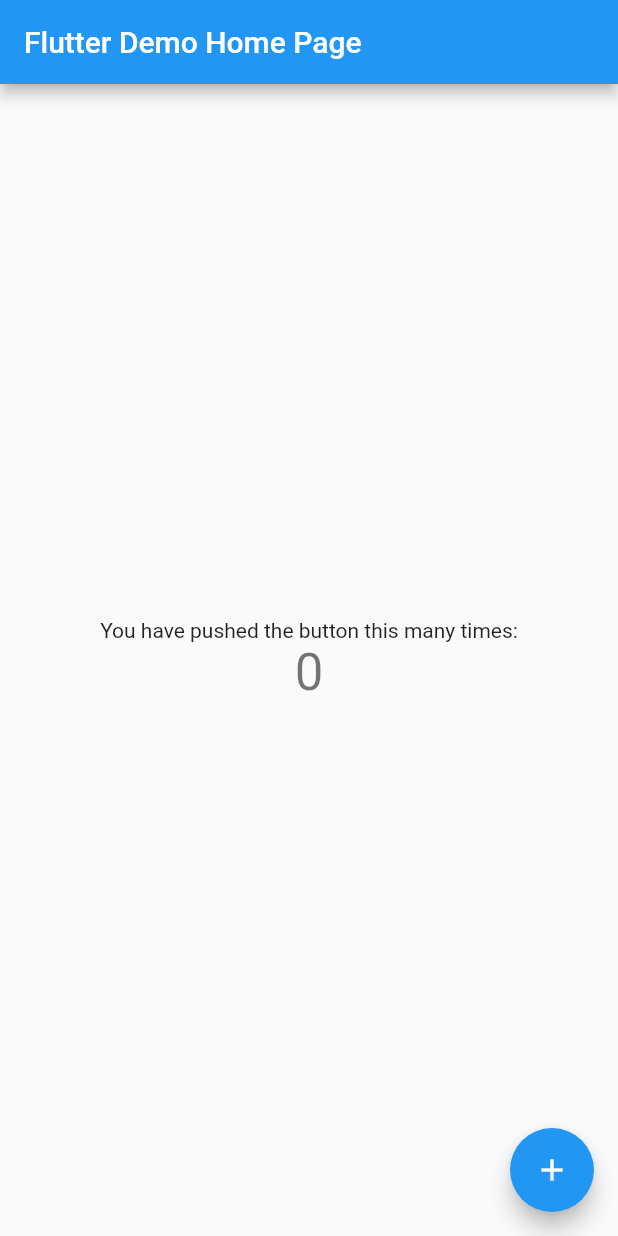
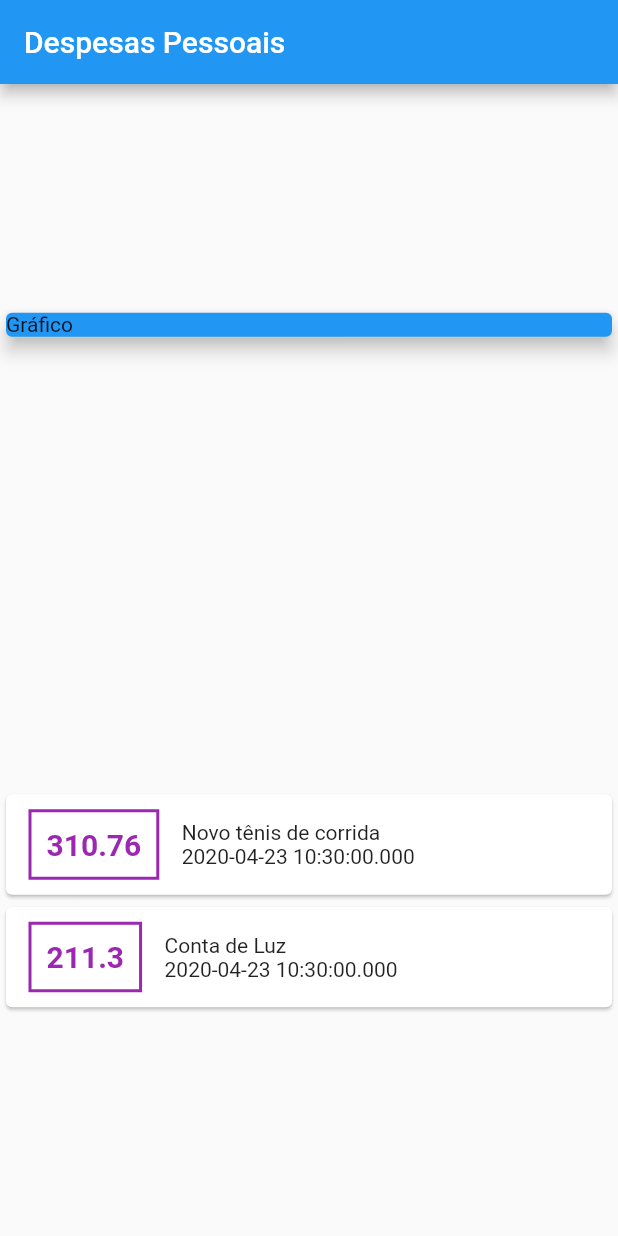
Before and after one commit to dpmart/Expenses, a Flutter app: the screen it shows after launch, on a phone screen of 412 x 824 dp. Run offline on Flutter 3.47's test engine with Material 2 defaults, Android fonts, the phone set to English and light mode, and no system bars.

Commit message:
Até agora, tudo certinho.

```diff
--- a/lib/main.dart
+++ b/lib/main.dart
@@ -1,111 +1,80 @@
 import 'package:flutter/material.dart';
+import 'models/transaction.dart';
 
-void main() => runApp(MyApp());
+main() => runApp(ExpensesApp());
 
-class MyApp extends StatelessWidget {
-  // This widget is the root of your application.
+class ExpensesApp extends StatelessWidget {
   @override
   Widget build(BuildContext context) {
-    return MaterialApp(
-      title: 'Flutter Demo',
-      theme: ThemeData(
-        // This is the theme of your application.
-        //
-        // Try running your application with "flutter run". You'll see the
-        // application has a blue toolbar. Then, without quitting the app, try
-        // changing the primarySwatch below to Colors.green and then invoke
-        // "hot reload" (press "r" in the console where you ran "flutter run",
-        // or simply save your changes to "hot reload" in a Flutter IDE).
-        // Notice that the counter didn't reset back to zero; the application
-        // is not restarted.
-        primarySwatch: Colors.blue,
+    return MaterialApp(home: MyHomePage());
+  }
+}
+
+class MyHomePage extends StatelessWidget {
+  final _transactions = [
+    Transaction(
+        id: 't1',
+        title: 'Novo tênis de corrida',
+        value: 310.76,
+        date: DateTime.now()),
+    Transaction(
+        id: 't2', title: 'Conta de Luz', value: 211.30, date: DateTime.now()),
+  ];
+
+  @override
+  Widget build(BuildContext context) {
+    return Scaffold(
+      appBar: AppBar(
+        title: Text('Despesas Pessoais'),
       ),
-      home: MyHomePage(title: 'Flutter Demo Home Page'),
+      body: Column(
+        mainAxisAlignment: MainAxisAlignment.spaceAround,
+        crossAxisAlignment: CrossAxisAlignment.stretch,
+        children: <Widget>[
+          Container(
+            width: double.infinity,
+            child: Card(
+              color: Colors.blue,
+              child: Text('Gráfico'),
+              elevation: 5,
+            ),
+          ),
+          Column(
+              children: _transactions.map((tr) {
+            return Card(
+              child: Row(
+                children: <Widget>[
+                  Container(
+                    margin: EdgeInsets.symmetric(horizontal: 15, vertical: 10),
+                    decoration: BoxDecoration(
+                        border: Border.all(
+                      color: Colors.purple,
+                      width: 2,
+                    )),
+                    padding: EdgeInsets.all(10),
+                    child: Text(
+                      tr.value.toString(),
+                      style: TextStyle(
+                        fontWeight: FontWeight.bold,
+                        fontSize: 20,
+                        color: Colors.purple,
+                      ),
+                    ),
+                  ),
+                  Column(
+                    mainAxisAlignment: MainAxisAlignment.start,
+                    crossAxisAlignment: CrossAxisAlignment.start,
+                    children: <Widget>[
+                      Text(tr.title),
+                      Text(tr.date.toString()),
+                    ],
+                  )
+                ],
+              ),
+            );
+          }).toList()),
+        ],
+      ),
     );
   }
 }
-
-class MyHomePage extends StatefulWidget {
-  MyHomePage({Key key, this.title}) : super(key: key);
-
-  // This widget is the home page of your application. It is stateful, meaning
-  // that it has a State object (defined below) that contains fields that affect
-  // how it looks.
-
-  // This class is the configuration for the state. It holds the values (in this
-  // case the title) provided by the parent (in this case the App widget) and
-  // used by the build method of the State. Fields in a Widget subclass are
-  // always marked "final".
-
-  final String title;
-
-  @override
-  _MyHomePageState createState() => _MyHomePageState();
-}
-
-class _MyHomePageState extends State<MyHomePage> {
-  int _counter = 0;
-
-  void _incrementCounter() {
-    setState(() {
-      // This call to setState tells the Flutter framework that something has
-      // changed in this State, which causes it to rerun the build method below
-      // so that the display can reflect the updated values. If we changed
-      // _counter without calling setState(), then the build method would not be
-      // called again, and so nothing would appear to happen.
-      _counter++;
-    });
-  }
-
-  @override
-  Widget build(BuildContext context) {
-    // This method is rerun every time setState is called, for instance as done
-    // by the _incrementCounter method above.
-    //
-    // The Flutter framework has been optimized to make rerunning build methods
-    // fast, so that you can just rebuild anything that needs updating rather
-    // than having to individually change instances of widgets.
-    return Scaffold(
-      appBar: AppBar(
-        // Here we take the value from the MyHomePage object that was created by
-        // the App.build method, and use it to set our appbar title.
-        title: Text(widget.title),
-      ),
-      body: Center(
-        // Center is a layout widget. It takes a single child and positions it
-        // in the middle of the parent.
-        child: Column(
-          // Column is also a layout widget. It takes a list of children and
-          // arranges them vertically. By default, it sizes itself to fit its
-          // children horizontally, and tries to be as tall as its parent.
-          //
-          // Invoke "debug painting" (press "p" in the console, choose the
-          // "Toggle Debug Paint" action from the Flutter Inspector in Android
-          // Studio, or the "Toggle Debug Paint" command in Visual Studio Code)
-          // to see the wireframe for each widget.
-          //
-          // Column has various properties to control how it sizes itself and
-          // how it positions its children. Here we use mainAxisAlignment to
-          // center the children vertically; the main axis here is the vertical
-          // axis because Columns are vertical (the cross axis would be
-          // horizontal).
-          mainAxisAlignment: MainAxisAlignment.center,
-          children: <Widget>[
-            Text(
-              'You have pushed the button this many times:',
-            ),
-            Text(
-              '$_counter',
-              style: Theme.of(context).textTheme.display1,
-            ),
-          ],
-        ),
-      ),
-      floatingActionButton: FloatingActionButton(
-        onPressed: _incrementCounter,
-        tooltip: 'Increment',
-        child: Icon(Icons.add),
-      ), // This trailing comma makes auto-formatting nicer for build methods.
-    );
-  }
-}
--- /dev/null
+++ b/lib/models/transaction.dart
@@ -0,0 +1,15 @@
+import 'package:flutter/foundation.dart';
+
+class Transaction {
+  final String id;
+  final String title;
+  final double value;
+  final DateTime date;
+
+  Transaction({
+    @required this.id,
+    @required this.title,
+    @required this.value,
+    @required this.date,
+  });
+}
```
